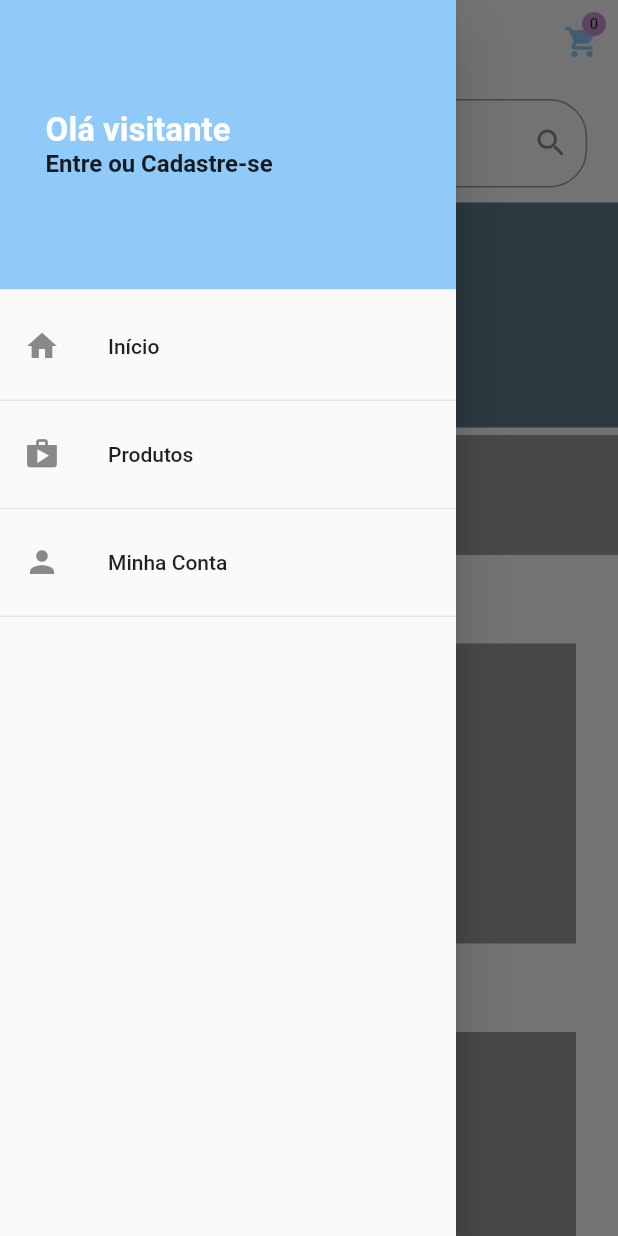
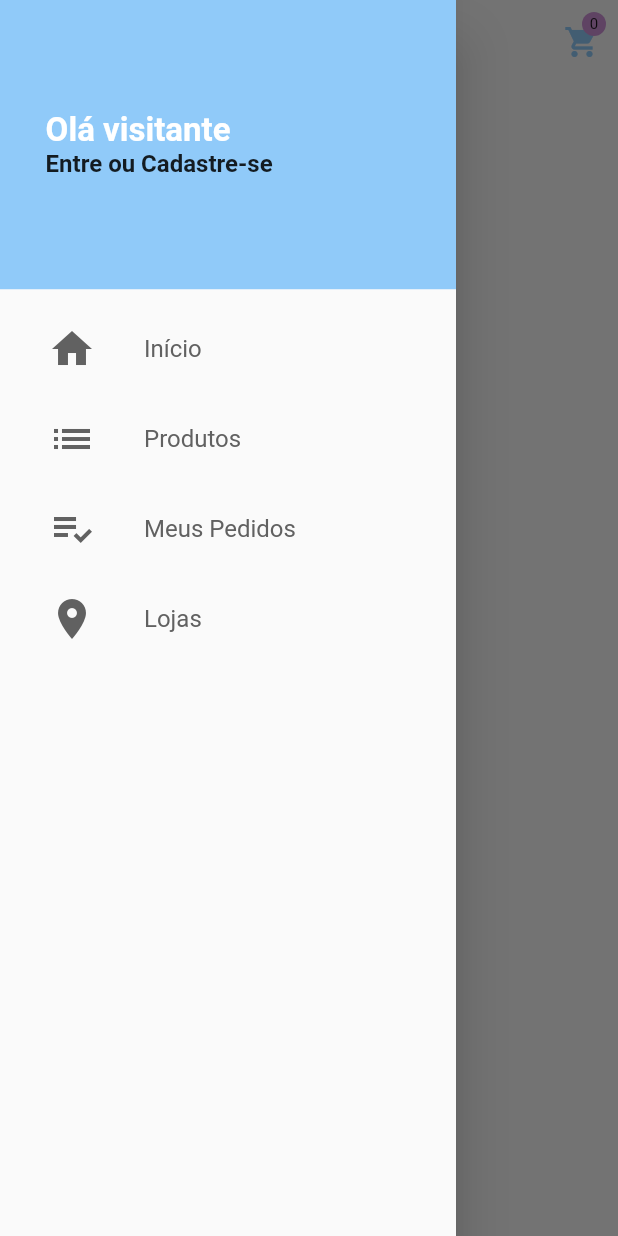
Before and after one commit to eduardoazvd17/aquarius_store, a Flutter app: the screen it shows after launch, with the side drawer open, on a phone screen of 412 x 824 dp. Run offline on Flutter 3.47's test engine with Material 2 defaults, Android fonts, the phone set to English and light mode, and no system bars; our stand-ins replace get, get_storage.

Commit message:
Migrando inicio para uma page view

```diff
--- /dev/null
+++ b/lib/components/drawer_tile.dart
@@ -0,0 +1,35 @@
+import 'package:flutter/material.dart';
+
+class DrawerTile extends StatelessWidget {
+  final IconData iconData;
+  final String title;
+  DrawerTile({this.iconData, this.title});
+  @override
+  Widget build(BuildContext context) {
+    return InkWell(
+      onTap: () {},
+      child: SizedBox(
+        height: 60,
+        child: Row(
+          children: <Widget>[
+            Padding(
+              padding: const EdgeInsets.symmetric(horizontal: 32),
+              child: Icon(
+                iconData,
+                size: 32,
+                color: Colors.grey[700],
+              ),
+            ),
+            Text(
+              title,
+              style: TextStyle(
+                fontSize: 16,
+                color: Colors.grey[700],
+              ),
+            )
+          ],
+        ),
+      ),
+    );
+  }
+}
--- a/lib/components/main_drawer.dart
+++ b/lib/components/main_drawer.dart
@@ -1,3 +1,4 @@
+import 'package:aquariusstore/components/drawer_tile.dart';
 import 'package:aquariusstore/views/login.dart';
 import 'package:flutter/material.dart';
 import 'package:get/get.dart';
@@ -53,21 +54,22 @@ class MainDrawer extends StatelessWidget {
                   child: Column(
                     children: <Widget>[
                       SizedBox(height: 10),
-                      ListTile(
-                        leading: Icon(Icons.home),
-                        title: Text('Início'),
+                      DrawerTile(
+                        iconData: Icons.home,
+                        title: 'Início',
                       ),
-                      Divider(),
-                      ListTile(
-                        leading: Icon(Icons.shop),
-                        title: Text('Produtos'),
+                      DrawerTile(
+                        iconData: Icons.list,
+                        title: 'Produtos',
                       ),
-                      Divider(),
-                      ListTile(
-                        leading: Icon(Icons.person),
-                        title: Text('Minha Conta'),
+                      DrawerTile(
+                        iconData: Icons.playlist_add_check,
+                        title: 'Meus Pedidos',
                       ),
-                      Divider(),
+                      DrawerTile(
+                        iconData: Icons.location_on,
+                        title: 'Lojas',
+                      ),
                     ],
                   ),
                 ),
--- /dev/null
+++ b/lib/components/search_box.dart
@@ -0,0 +1,23 @@
+import 'package:flutter/material.dart';
+
+class SearchBox extends StatelessWidget {
+  @override
+  Widget build(BuildContext context) {
+    return Padding(
+      padding: EdgeInsets.symmetric(
+          horizontal: MediaQuery.of(context).size.width * 0.05),
+      child: TextField(
+        decoration: InputDecoration(
+          border: OutlineInputBorder(
+            borderRadius: BorderRadius.circular(25),
+          ),
+          hintText: 'O que está procurando?',
+          suffixIcon: IconButton(
+            icon: Icon(Icons.search),
+            onPressed: () {},
+          ),
+        ),
+      ),
+    );
+  }
+}
--- a/lib/main.dart
+++ b/lib/main.dart
@@ -1,4 +1,4 @@
-import 'package:aquariusstore/views/home.dart';
+import 'package:aquariusstore/views/nav_page.dart';
 import 'package:flutter/material.dart';
 import 'package:get/get.dart';
 import 'package:get_storage/get_storage.dart';
@@ -21,7 +21,7 @@ void main() async {
         ),
         visualDensity: VisualDensity.adaptivePlatformDensity,
       ),
-      home: Home(),
+      home: NavPage(),
     ),
   );
 }
--- a/lib/views/home.dart
+++ b/lib/views/home.dart
@@ -1,7 +1,5 @@
+import 'package:aquariusstore/components/badge.dart';
 import 'package:aquariusstore/components/main_drawer.dart';
-import 'package:aquariusstore/components/badge.dart';
-import 'package:aquariusstore/components/shop_title.dart';
-import 'package:flutter/cupertino.dart';
 import 'package:flutter/material.dart';
 
 class Home extends StatelessWidget {
@@ -24,91 +22,7 @@ class Home extends StatelessWidget {
       drawer: MainDrawer(),
       body: LayoutBuilder(
         builder: (ctx, cnt) {
-          return Container(
-            height: cnt.maxHeight,
-            width: cnt.maxWidth,
-            child: SingleChildScrollView(
-              child: Column(
-                children: <Widget>[
-                  SizedBox(height: 10),
-                  Padding(
-                    padding:
-                        EdgeInsets.symmetric(horizontal: cnt.maxWidth * 0.05),
-                    child: TextField(
-                      decoration: InputDecoration(
-                        border: OutlineInputBorder(
-                          borderRadius: BorderRadius.circular(25),
-                        ),
-                        hintText: 'O que está procurando?',
-                        suffixIcon: IconButton(
-                          icon: Icon(Icons.search),
-                          onPressed: () {},
-                        ),
-                      ),
-                    ),
-                  ),
-                  SizedBox(height: 10),
-                  Container(
-                    color: Colors.blueGrey,
-                    height: 150,
-                    width: cnt.maxWidth,
-                  ),
-                  SizedBox(height: 5),
-                  Container(
-                    color: Colors.grey,
-                    height: 80,
-                    width: cnt.maxWidth,
-                  ),
-                  SizedBox(height: 10),
-                  ShopTitle('Populares'),
-                  SizedBox(height: 5),
-                  Row(
-                    mainAxisAlignment: MainAxisAlignment.spaceEvenly,
-                    children: <Widget>[
-                      Container(
-                        color: Colors.grey,
-                        height: 200,
-                        width: 100,
-                      ),
-                      Container(
-                        color: Colors.grey,
-                        height: 200,
-                        width: 100,
-                      ),
-                      Container(
-                        color: Colors.grey,
-                        height: 200,
-                        width: 100,
-                      ),
-                    ],
-                  ),
-                  SizedBox(height: 10),
-                  ShopTitle('Mais Vendidos'),
-                  SizedBox(height: 5),
-                  Row(
-                    mainAxisAlignment: MainAxisAlignment.spaceEvenly,
-                    children: <Widget>[
-                      Container(
-                        color: Colors.grey,
-                        height: 200,
-                        width: 100,
-                      ),
-                      Container(
-                        color: Colors.grey,
-                        height: 200,
-                        width: 100,
-                      ),
-                      Container(
-                        color: Colors.grey,
-                        height: 200,
-                        width: 100,
-                      ),
-                    ],
-                  ),
-                ],
-              ),
-            ),
-          );
+          return Container();
         },
       ),
     );
--- /dev/null
+++ b/lib/views/nav_page.dart
@@ -0,0 +1,18 @@
+import 'package:flutter/cupertino.dart';
+import 'package:flutter/material.dart';
+
+import 'home.dart';
+
+class NavPage extends StatelessWidget {
+  final PageController pageController = PageController();
+  @override
+  Widget build(BuildContext context) {
+    return PageView(
+      controller: pageController,
+      physics: NeverScrollableScrollPhysics(),
+      children: <Widget>[
+        Home(),
+      ],
+    );
+  }
+}
--- a/pubspec.yaml
+++ b/pubspec.yaml
@@ -21,11 +21,10 @@ environment:
   sdk: ">=2.7.0 <3.0.0"
 
 dependencies:
-  get: 3.1.2
-  get_storage:
+  get: ^3.2.0
+  provider: ^4.1.3
   flutter:
     sdk: flutter
-  provider: ^4.1.3
 
 
   # The following adds the Cupertino Icons font to your application.
```
Also changed, not shown: pubspec.lock.
